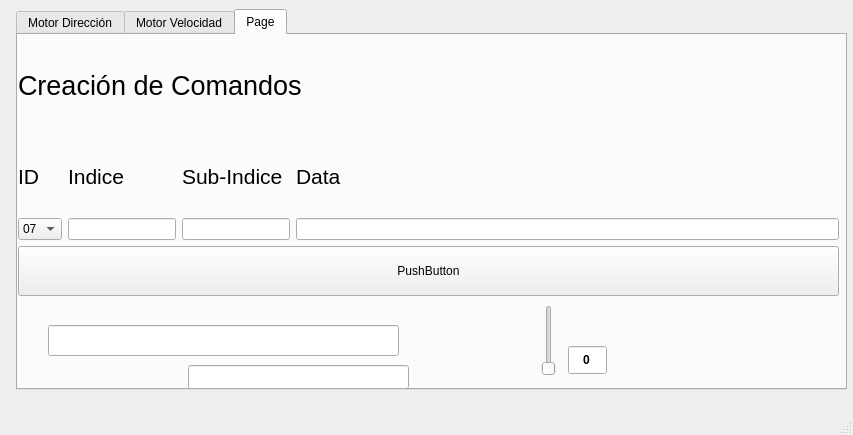
Old version of the form mainwindow.ui in the repository WenceslaoFB/QT_CAN_MOTOR.
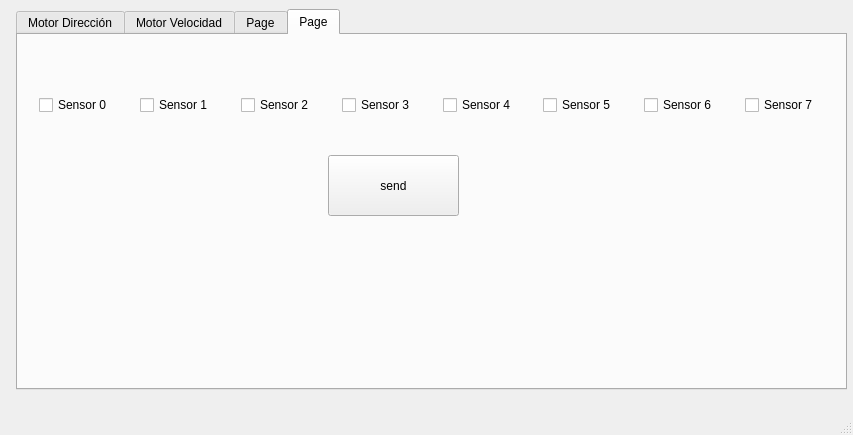
New version of the form.

Commit message: simulamos sensor infra

What changed in the file:
```diff
--- a/mainwindow.ui
+++ b/mainwindow.ui
@@ -40,7 +40,7 @@
      </rect>
     </property>
     <property name="currentIndex">
-     <number>2</number>
+     <number>3</number>
     </property>
     <widget class="QWidget" name="tab">
      <attribute name="title">
@@ -661,9 +661,9 @@
      <widget class="QLineEdit" name="line">
       <property name="geometry">
        <rect>
-        <x>30</x>
-        <y>290</y>
-        <width>351</width>
+        <x>10</x>
+        <y>270</y>
+        <width>221</width>
         <height>31</height>
        </rect>
       </property>
@@ -671,8 +671,8 @@
      <widget class="QLineEdit" name="line2">
       <property name="geometry">
        <rect>
-        <x>170</x>
-        <y>330</y>
+        <x>10</x>
+        <y>310</y>
         <width>221</width>
         <height>24</height>
        </rect>
@@ -681,7 +681,7 @@
      <widget class="QSlider" name="SLID_distance">
       <property name="geometry">
        <rect>
-        <x>510</x>
+        <x>260</x>
         <y>270</y>
         <width>41</width>
         <height>71</height>
@@ -697,7 +697,7 @@
      <widget class="QSpinBox" name="spin_distance">
       <property name="geometry">
        <rect>
-        <x>550</x>
+        <x>300</x>
         <y>310</y>
         <width>39</width>
         <height>30</height>
@@ -731,6 +731,92 @@
       </property>
      </widget>
     </widget>
+    <widget class="QWidget" name="tab_4">
+     <attribute name="title">
+      <string>Page</string>
+     </attribute>
+     <widget class="QWidget" name="horizontalLayoutWidget_3">
+      <property name="geometry">
+       <rect>
+        <x>21</x>
+        <y>30</y>
+        <width>801</width>
+        <height>80</height>
+       </rect>
+      </property>
+      <layout class="QHBoxLayout" name="horizontalLayout_5">
+       <item>
+        <widget class="QCheckBox" name="sens0">
+         <property name="text">
+          <string>Sensor 0</string>
+         </property>
+        </widget>
+       </item>
+       <item>
+        <widget class="QCheckBox" name="sens1">
+         <property name="text">
+          <string>Sensor 1</string>
+         </property>
+        </widget>
+       </item>
+       <item>
+        <widget class="QCheckBox" name="sens2">
+         <property name="text">
+          <string>Sensor 2</string>
+         </property>
+        </widget>
+       </item>
+       <item>
+        <widget class="QCheckBox" name="sens3">
+         <property name="text">
+          <string>Sensor 3</string>
+         </property>
+        </widget>
+       </item>
+       <item>
+        <widget class="QCheckBox" name="sens4">
+         <property name="text">
+          <string>Sensor 4</string>
+         </property>
+        </widget>
+       </item>
+       <item>
+        <widget class="QCheckBox" name="sens5">
+         <property name="text">
+          <string>Sensor 5</string>
+         </property>
+        </widget>
+       </item>
+       <item>
+        <widget class="QCheckBox" name="sens6">
+         <property name="text">
+          <string>Sensor 6</string>
+         </property>
+        </widget>
+       </item>
+       <item>
+        <widget class="QCheckBox" name="sens7">
+         <property name="text">
+          <string>Sensor 7</string>
+         </property>
+        </widget>
+       </item>
+      </layout>
+     </widget>
+     <widget class="QPushButton" name="send_sens">
+      <property name="geometry">
+       <rect>
+        <x>310</x>
+        <y>120</y>
+        <width>131</width>
+        <height>61</height>
+       </rect>
+      </property>
+      <property name="text">
+       <string>send</string>
+      </property>
+     </widget>
+    </widget>
    </widget>
   </widget>
   <widget class="QMenuBar" name="menubar">
```
The commit also changes 3 other files.
